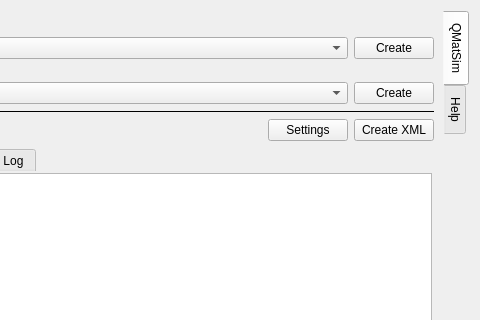
DmitryDobr/QMATSim, file q_mat_sim_dialog_base_network.ui: the form before one commit; both pictures show x 118 to 598 and y 0 to 320 of the 598 by 537 pixel window.
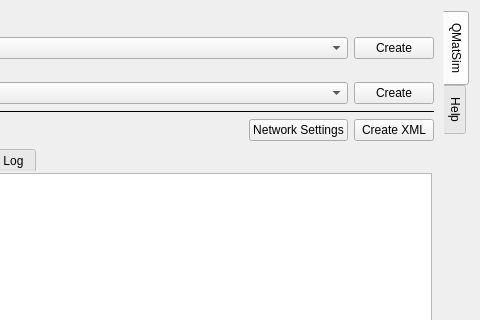
The form after the commit. Custom widgets are drawn as their Qt base class.

Commit message:
script + UI + metadata update
UI update
- add new settings for agent generator
- add messages to iface

script update
- add agent settings save/get
- add agent generation start function

metadata update
- rename of plugin
- update links

Diff of the .ui file:
```diff
--- a/q_mat_sim_dialog_base_network.ui
+++ b/q_mat_sim_dialog_base_network.ui
@@ -209,7 +209,7 @@
               </sizepolicy>
              </property>
              <property name="text">
-              <string>Settings</string>
+              <string>Network Settings</string>
              </property>
             </widget>
            </item>
```
Left out of the diff: 3 changed lines with no effect on the pictures. The commit also changes 4 other files.
